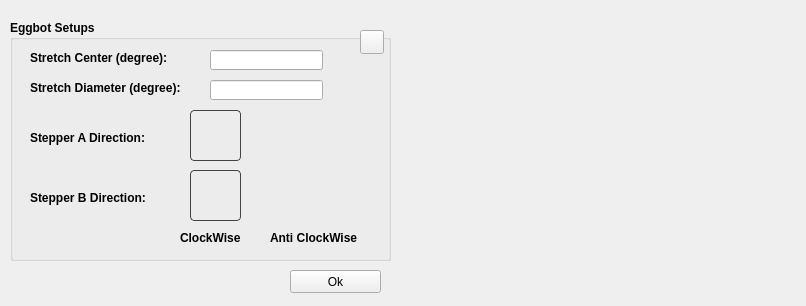
Old version of the form mDrawGui/EggSetup.ui in the repository Makeblock-official/mDrawBot.
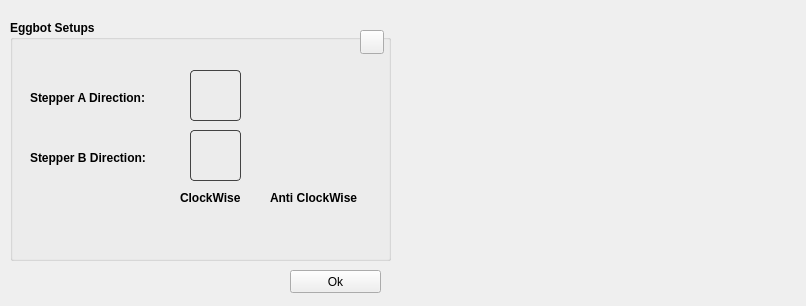
New version of the form. Icons and pictures are not drawn.

```diff
--- a/mDrawGui/EggSetup.ui
+++ b/mDrawGui/EggSetup.ui
@@ -10,6 +10,24 @@
     <height>306</height>
    </rect>
   </property>
+  <property name="sizePolicy">
+   <sizepolicy hsizetype="Fixed" vsizetype="Fixed">
+    <horstretch>0</horstretch>
+    <verstretch>0</verstretch>
+   </sizepolicy>
+  </property>
+  <property name="minimumSize">
+   <size>
+    <width>806</width>
+    <height>306</height>
+   </size>
+  </property>
+  <property name="maximumSize">
+   <size>
+    <width>806</width>
+    <height>306</height>
+   </size>
+  </property>
   <property name="windowTitle">
    <string>Form</string>
   </property>
@@ -36,7 +54,7 @@
     <property name="geometry">
      <rect>
       <x>20</x>
-      <y>110</y>
+      <y>70</y>
       <width>131</width>
       <height>16</height>
      </rect>
@@ -49,7 +67,7 @@
     <property name="geometry">
      <rect>
       <x>20</x>
-      <y>170</y>
+      <y>130</y>
       <width>131</width>
       <height>16</height>
      </rect>
@@ -62,7 +80,7 @@
     <property name="geometry">
      <rect>
       <x>180</x>
-      <y>90</y>
+      <y>50</y>
       <width>51</width>
       <height>51</height>
      </rect>
@@ -79,7 +97,7 @@
     <property name="geometry">
      <rect>
       <x>180</x>
-      <y>150</y>
+      <y>110</y>
       <width>51</width>
       <height>51</height>
      </rect>
@@ -96,7 +114,7 @@
     <property name="geometry">
      <rect>
       <x>270</x>
-      <y>90</y>
+      <y>50</y>
       <width>51</width>
       <height>51</height>
      </rect>
@@ -109,7 +127,7 @@
     <property name="geometry">
      <rect>
       <x>270</x>
-      <y>150</y>
+      <y>110</y>
       <width>51</width>
       <height>51</height>
      </rect>
@@ -149,7 +167,7 @@
     <property name="geometry">
      <rect>
       <x>170</x>
-      <y>210</y>
+      <y>170</y>
       <width>71</width>
       <height>16</height>
      </rect>
@@ -162,7 +180,7 @@
     <property name="geometry">
      <rect>
       <x>260</x>
-      <y>210</y>
+      <y>170</y>
       <width>101</width>
       <height>16</height>
      </rect>
@@ -171,52 +189,6 @@
      <string>Anti ClockWise</string>
     </property>
    </widget>
-   <widget class="QLineEdit" name="lineAB">
-    <property name="geometry">
-     <rect>
-      <x>200</x>
-      <y>30</y>
-      <width>113</width>
-      <height>20</height>
-     </rect>
-    </property>
-   </widget>
-   <widget class="QLabel" name="label_2">
-    <property name="geometry">
-     <rect>
-      <x>20</x>
-      <y>60</y>
-      <width>171</width>
-      <height>16</height>
-     </rect>
-    </property>
-    <property name="text">
-     <string>Stretch Diameter (degree):</string>
-    </property>
-   </widget>
-   <widget class="QLabel" name="label">
-    <property name="geometry">
-     <rect>
-      <x>20</x>
-      <y>30</y>
-      <width>171</width>
-      <height>16</height>
-     </rect>
-    </property>
-    <property name="text">
-     <string>Stretch Center (degree):</string>
-    </property>
-   </widget>
-   <widget class="QLineEdit" name="lineHeight">
-    <property name="geometry">
-     <rect>
-      <x>200</x>
-      <y>60</y>
-      <width>113</width>
-      <height>20</height>
-     </rect>
-    </property>
-   </widget>
   </widget>
   <widget class="QPushButton" name="btnOk">
    <property name="geometry">
```
